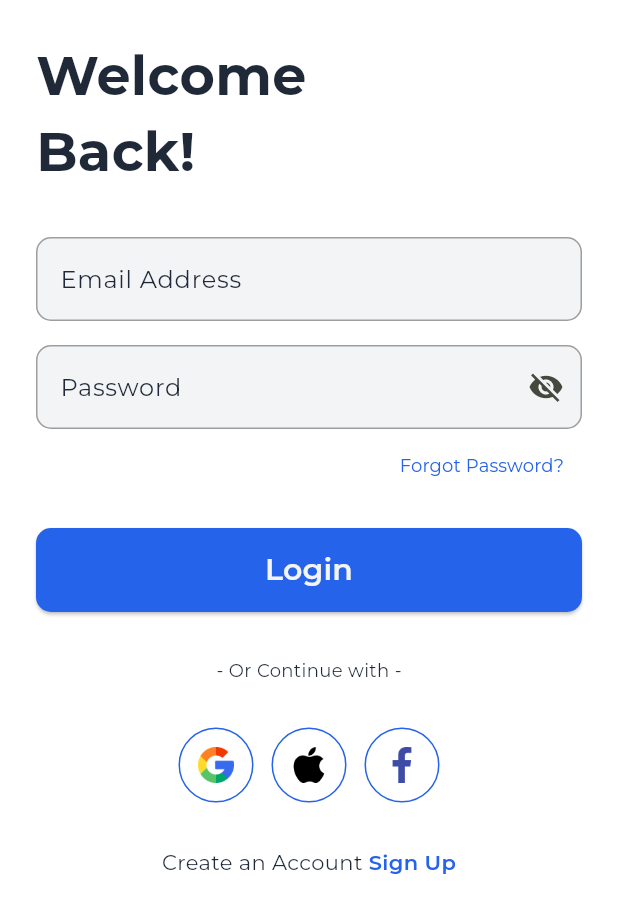
After one commit to naufalrdev/blenzo, a Flutter app: the screen it shows after launch, after a tap on "Next", after a tap on "Skip", after a tap on "Get Started", on a phone screen of 412 x 824 dp. The commit adds this screen. Shown: the top 913 px of the screen. Run offline on Flutter 3.47's test engine with Material 3 defaults, Android fonts, the phone set to English and light mode, and no system bars; our stand-ins replace smooth_page_indicator; project files that could hold a hidden picture were left out.

Commit message:
Add: Login Screen

```diff
--- a/lib/views/homescreen.dart
+++ /dev/null
@@ -1,10 +0,0 @@
-import 'package:flutter/material.dart';
-
-class HomeScreen extends StatelessWidget {
-  const HomeScreen({super.key});
-
-  @override
-  Widget build(BuildContext context) {
-    return Scaffold();
-  }
-}
--- /dev/null
+++ b/lib/views/login_screen.dart
@@ -0,0 +1,213 @@
+import 'package:blenzo/utils/app_color.dart';
+import 'package:flutter/material.dart';
+
+class LoginScreen extends StatefulWidget {
+  const LoginScreen({super.key});
+
+  @override
+  State<LoginScreen> createState() => _LoginScreenState();
+}
+
+class _LoginScreenState extends State<LoginScreen> {
+  final TextEditingController emailController = TextEditingController();
+  final TextEditingController passwordController = TextEditingController();
+  bool isVisibility = false;
+  @override
+  Widget build(BuildContext context) {
+    return Scaffold(body: Stack(children: [buildBackground(), buildLayer()]));
+  }
+
+  Widget socialButton(String image) {
+    return GestureDetector(
+      onTap: () {},
+      child: Container(
+        padding: EdgeInsets.all(12),
+        decoration: BoxDecoration(
+          shape: BoxShape.circle,
+          border: Border.all(color: AppColor.primary),
+        ),
+        child: Image.asset(image, width: 24, height: 24),
+      ),
+    );
+  }
+
+  Container buildBackground() {
+    return Container(
+      height: double.infinity,
+      width: double.infinity,
+      color: AppColor.background,
+    );
+  }
+
+  SizedBox height(double height) => SizedBox(height: height);
+  SizedBox width(double width) => SizedBox(width: width);
+
+  TextField buildTextField({
+    String? labelText,
+    bool isPassword = false,
+    TextEditingController? controller,
+  }) {
+    return TextField(
+      controller: controller,
+      obscureText: isPassword ? !isVisibility : false,
+      decoration: InputDecoration(
+        filled: true,
+        fillColor: AppColor.neutral,
+        labelText: labelText,
+        labelStyle: TextStyle(
+          color: AppColor.text,
+          fontFamily: "Montserrat",
+          fontWeight: FontWeight.w100,
+        ),
+        border: OutlineInputBorder(
+          borderRadius: BorderRadius.circular(10),
+          borderSide: BorderSide(color: Colors.grey, width: 1),
+        ),
+        focusedBorder: OutlineInputBorder(
+          borderRadius: BorderRadius.circular(10),
+          borderSide: BorderSide(color: Colors.grey, width: 1),
+        ),
+        enabledBorder: OutlineInputBorder(
+          borderRadius: BorderRadius.circular(10),
+          borderSide: BorderSide(color: Colors.grey, width: 1),
+        ),
+        suffixIcon: isPassword
+            ? IconButton(
+                onPressed: () {
+                  setState(() {
+                    isVisibility = !isVisibility;
+                  });
+                },
+                icon: Icon(
+                  isVisibility ? Icons.visibility : Icons.visibility_off,
+                ),
+              )
+            : null,
+      ),
+    );
+  }
+
+  SafeArea buildLayer() {
+    return SafeArea(
+      child: Padding(
+        padding: EdgeInsets.symmetric(horizontal: 24, vertical: 24),
+        child: SingleChildScrollView(
+          child: Column(
+            crossAxisAlignment: CrossAxisAlignment.start,
+            children: [
+              Text(
+                "Welcome\nBack!",
+                style: TextStyle(
+                  fontFamily: "Montserrat",
+                  fontSize: 36,
+                  fontWeight: FontWeight.w700,
+                  color: AppColor.text,
+                ),
+              ),
+              height(32),
+              buildTextField(
+                controller: emailController,
+                labelText: "Email Address",
+              ),
+              height(16),
+              buildTextField(
+                controller: passwordController,
+                labelText: "Password",
+                isPassword: true,
+              ),
+              // height(10),
+              Align(
+                alignment: Alignment.centerRight,
+                child: TextButton(
+                  onPressed: () {},
+                  child: Text(
+                    "Forgot Password?",
+                    style: TextStyle(
+                      fontFamily: "Montserrat",
+                      fontSize: 12,
+                      fontWeight: FontWeight.w400,
+                      color: AppColor.primary,
+                    ),
+                  ),
+                ),
+              ),
+              height(18),
+              SizedBox(
+                height: 56,
+                width: double.infinity,
+                child: ElevatedButton(
+                  style: ElevatedButton.styleFrom(
+                    backgroundColor: AppColor.primary,
+                    shape: RoundedRectangleBorder(
+                      borderRadius: BorderRadiusGeometry.circular(10),
+                    ),
+                  ),
+                  onPressed: () {},
+                  child: Text(
+                    "Login",
+                    style: TextStyle(
+                      fontFamily: "Montserrat",
+                      fontSize: 20,
+                      fontWeight: FontWeight.w600,
+                      color: AppColor.neutral,
+                    ),
+                  ),
+                ),
+              ),
+              height(30),
+              Center(
+                child: Text(
+                  "- Or Continue with -",
+                  style: TextStyle(
+                    fontFamily: "Montserrat",
+                    fontSize: 12,
+                    fontWeight: FontWeight.w400,
+                    color: AppColor.text,
+                  ),
+                ),
+              ),
+              height(30),
+              Row(
+                mainAxisAlignment: MainAxisAlignment.center,
+                children: [
+                  socialButton("assets/images/google.png"),
+                  width(12),
+                  socialButton("assets/images/apple.png"),
+                  width(12),
+                  socialButton("assets/images/facebook.png"),
+                ],
+              ),
+              height(30),
+              Row(
+                mainAxisAlignment: MainAxisAlignment.center,
+                children: [
+                  Text(
+                    "Create an Account ",
+                    style: TextStyle(
+                      fontFamily: "Montserrat",
+                      fontSize: 14,
+                      fontWeight: FontWeight.w400,
+                      color: AppColor.text,
+                    ),
+                  ),
+                  GestureDetector(
+                    onTap: () {},
+                    child: Text(
+                      "Sign Up",
+                      style: TextStyle(
+                        fontFamily: "Montserrat",
+                        fontSize: 14,
+                        fontWeight: FontWeight.w600,
+                        color: AppColor.primary,
+                      ),
+                    ),
+                  ),
+                ],
+              ),
+            ],
+          ),
+        ),
+      ),
+    );
+  }
+}
--- a/lib/views/onboard_screen.dart
+++ b/lib/views/onboard_screen.dart
@@ -1,6 +1,6 @@
 import 'package:blenzo/extensions/navigations.dart';
 import 'package:blenzo/utils/app_color.dart';
-import 'package:blenzo/views/homescreen.dart';
+import 'package:blenzo/views/login_screen.dart';
 import 'package:flutter/material.dart';
 import 'package:smooth_page_indicator/smooth_page_indicator.dart';
 
@@ -136,11 +136,6 @@ class _OnboardScreenState extends State<OnboardScreen> {
                 mainAxisAlignment: MainAxisAlignment.spaceBetween,
                 children: [
                   TextButton(
-                    // style: TextButton.styleFrom(
-                    //   foregroundColor: currentPage == 0
-                    //       ? AppColor.text2
-                    //       : AppColor.text,
-                    // ),
                     onPressed: currentPage == 0
                         ? null
                         : () {
@@ -165,11 +160,11 @@ class _OnboardScreenState extends State<OnboardScreen> {
                   ),
                   TextButton(
                     style: TextButton.styleFrom(
-                      foregroundColor: AppColor.secondary,
+                      foregroundColor: AppColor.primary,
                     ),
                     onPressed: () {
                       if (onLastPage) {
-                        context.push(HomeScreen());
+                        context.push(LoginScreen());
                       } else {
                         _controller.nextPage(
                           duration: Duration(milliseconds: 500),
```
Also changed, not shown: assets/images/apple.png (added), assets/images/facebook.png (added), assets/images/google.png (added).
